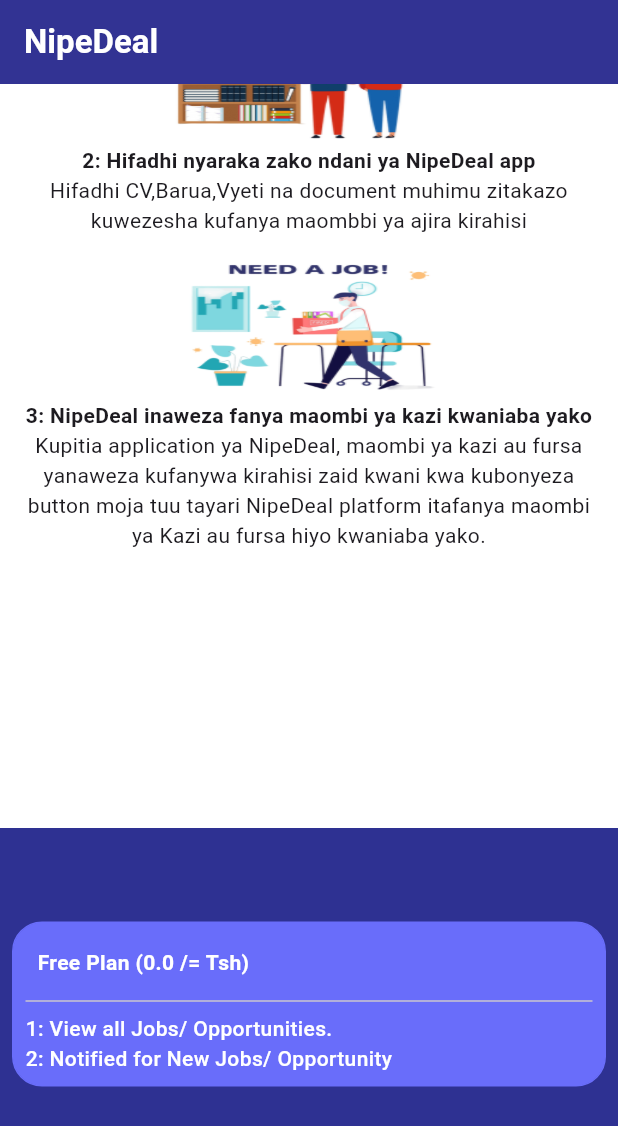
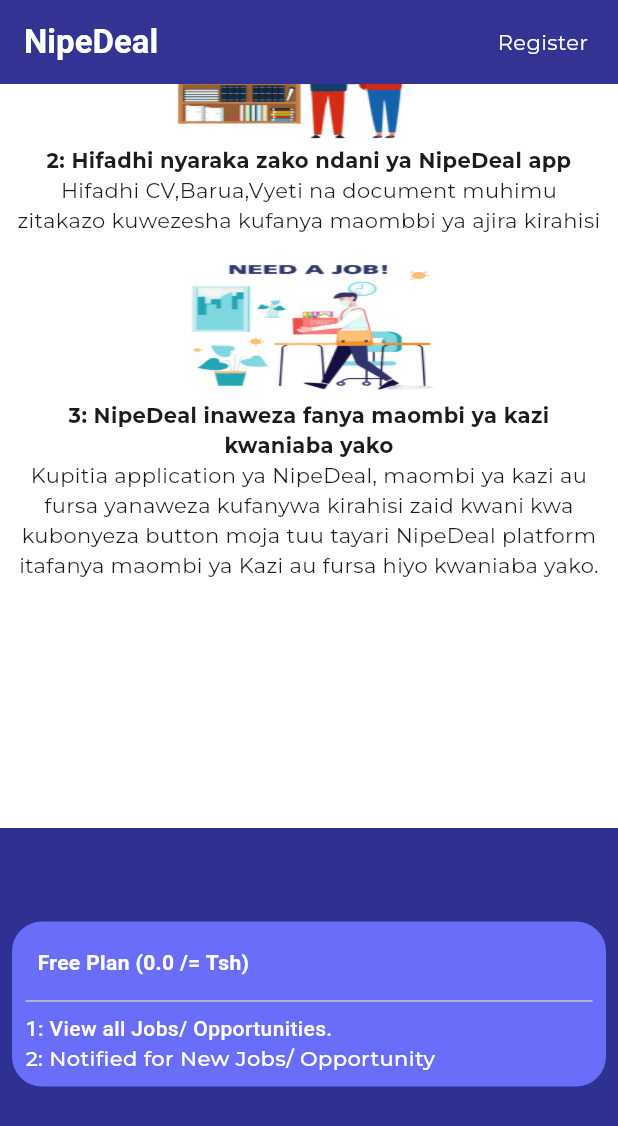
Before and after one commit to zuberypima/nipedealweb, a Flutter app: the screen it shows after launch, scrolled down 1152 dp, on a phone screen of 412 x 824 dp. Shown: the top 1126 px of the screen. Run offline on Flutter 3.47's test engine with Material 3 defaults, Android fonts, the phone set to English and light mode, and no system bars; our stand-ins replace firebase_core, google_fonts, readmore; accounts and stored records are empty.

Commit message:
update of fonts

```diff
--- /dev/null
+++ b/lib/constants/key_words.dart
@@ -0,0 +1 @@
+String cv_writing_guidlines = '';
--- a/lib/pages/home_page.dart
+++ b/lib/pages/home_page.dart
@@ -1,4 +1,5 @@
 import 'package:flutter/material.dart';
+import 'package:google_fonts/google_fonts.dart';
 import 'package:nipedealweb/pages/constants.dart';
 import 'package:nipedealweb/pages/payment_detals.dart';
 import 'package:nipedealweb/pages/screen_one.dart';
@@ -22,6 +23,15 @@
           'NipeDeal',
           style: TextStyle(color: white, fontWeight: FontWeight.bold),
         ),
+        actions: [
+          Padding(
+            padding: const EdgeInsets.only(right: 20),
+            child: Text(
+              'Register',
+              style: GoogleFonts.montserrat(color: Colors.white),
+            ),
+          )
+        ],
       ),
       body: ListView(
         children: [ScreenOne(), ScreenTwo(), PaymentDetals()],
--- a/lib/pages/payment_detals.dart
+++ b/lib/pages/payment_detals.dart
@@ -1,4 +1,6 @@
 import 'package:flutter/material.dart';
+import 'package:google_fonts/google_fonts.dart';
+import 'package:nipedealweb/constants/key_words.dart';
 import 'package:nipedealweb/pages/constants.dart';
 import 'package:nipedealweb/pages/dimensions_page.dart';
 
@@ -58,7 +60,8 @@
             ),
             Text(
               '2: Notified for New Jobs/ Opportunity',
-              style: TextStyle(color: white, fontWeight: FontWeight.w500),
+              style: GoogleFonts.montserrat(
+                  color: white, fontWeight: FontWeight.w500),
             )
           ],
         ),
@@ -97,21 +100,25 @@
             ),
             Text(
               '2: Notified for New Jobs/ Opportunity',
-              style: TextStyle(color: white, fontWeight: FontWeight.w500),
+              style: GoogleFonts.montserrat(
+                  color: white, fontWeight: FontWeight.w500),
             ),
             Text(
               '3: Easy apply mode for 3 Jobs per month ',
-              style: TextStyle(color: white, fontWeight: FontWeight.w500),
+              style: GoogleFonts.montserrat(
+                  color: white, fontWeight: FontWeight.w500),
             ),
             Text(
               '4: Store your CV, Certificates and Other Documents ',
               // textAlign: TextAlign.center,
-              style: TextStyle(color: white, fontWeight: FontWeight.w500),
+              style: GoogleFonts.montserrat(
+                  color: white, fontWeight: FontWeight.w500),
             ),
             Text(
-              '5:  CV Writing guidlines ',
+              '5:  ${cv_writing_guidlines} ',
               // textAlign: TextAlign.center,
-              style: TextStyle(color: white, fontWeight: FontWeight.w500),
+              style: GoogleFonts.montserrat(
+                  color: white, fontWeight: FontWeight.w500),
             )
           ],
         ),
@@ -165,7 +172,7 @@
               style: TextStyle(color: white, fontWeight: FontWeight.w500),
             ),
             Text(
-              '5:  CV Writing guidlines ',
+              '5: ${cv_writing_guidlines}',
               // textAlign: TextAlign.center,
               style: TextStyle(color: white, fontWeight: FontWeight.w500),
             )
--- a/lib/pages/screen_two.dart
+++ b/lib/pages/screen_two.dart
@@ -1,4 +1,5 @@
 import 'package:flutter/material.dart';
+import 'package:google_fonts/google_fonts.dart';
 import 'package:nipedealweb/pages/constants.dart';
 
 class ScreenTwo extends StatefulWidget {
@@ -61,7 +62,7 @@
           child: Text(
             head,
             textAlign: TextAlign.center,
-            style: TextStyle(fontWeight: FontWeight.bold),
+            style: GoogleFonts.montserrat(fontWeight: FontWeight.bold),
           )),
       SizedBox(
         width: MediaQuery.of(context).size.width,
@@ -69,7 +70,7 @@
             child: Text(
           contentDetails,
           textAlign: TextAlign.center,
-          style: TextStyle(),
+          style: GoogleFonts.montserrat(),
         )),
       )
     ],
--- a/pubspec.yaml
+++ b/pubspec.yaml
@@ -35,7 +35,7 @@
   # The following adds the Cupertino Icons font to your application.
   # Use with the CupertinoIcons class for iOS style icons.
   cupertino_icons: ^1.0.8
-  # google_fonts: ^6.2.1
+  google_fonts: ^6.2.1
   readmore: ^3.0.0
   firebase_core: ^3.4.0
 
```
Also changed, not shown: lib/pages/screen_one.dart (+7 -3 lines), pubspec.lock, 1 other file.
